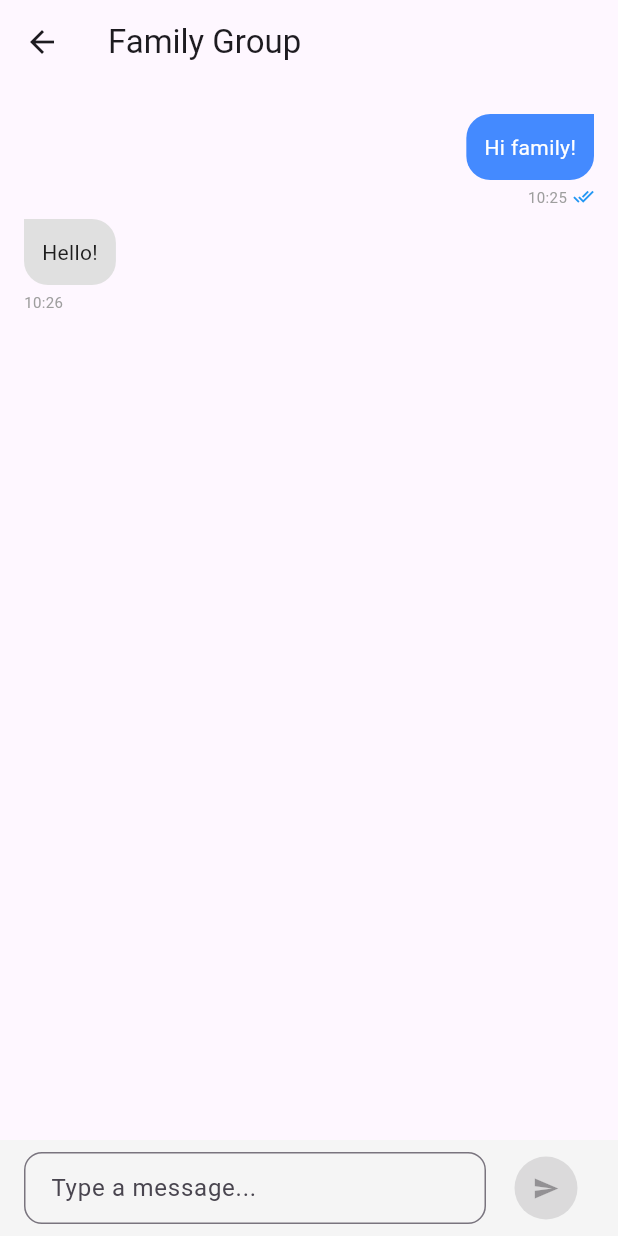
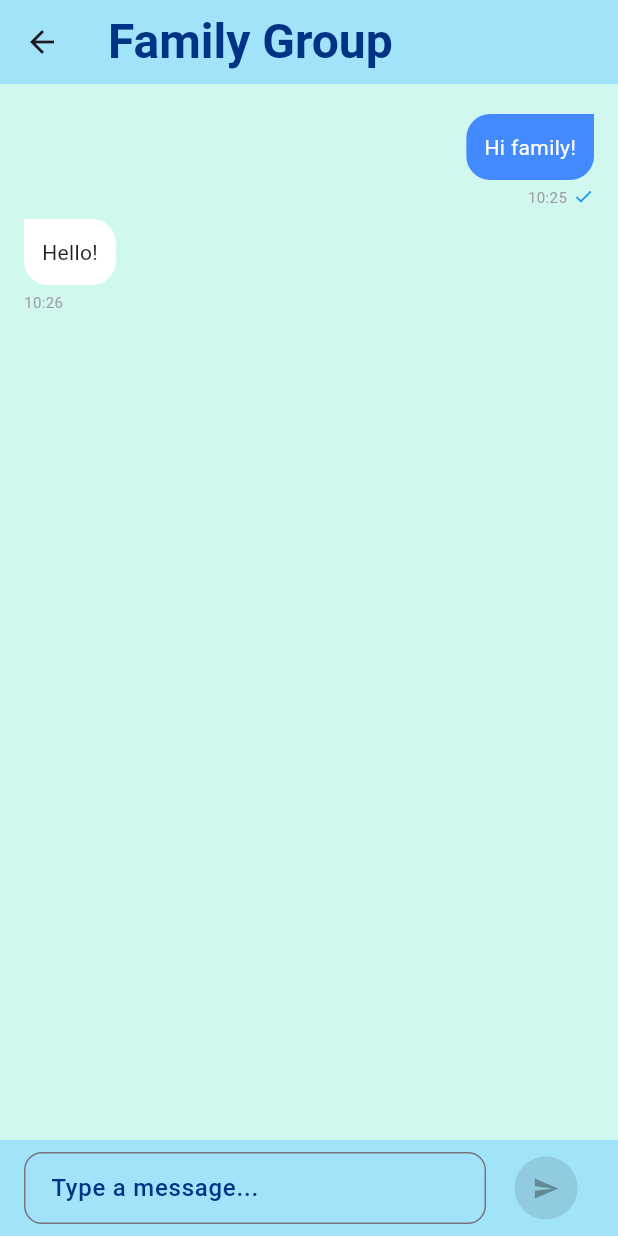
Before and after one commit to BaHaMuT-J/Real-Time-Chat-Flutter-Mobile-Application, a Flutter app: the screen it shows after launch, after a tap on an icon or button, on a phone screen of 412 x 824 dp. Run offline on Flutter 3.47's test engine with Material 3 defaults, Android fonts, the phone set to English and light mode, and no system bars.

Commit message:
Add color in UI

```diff
--- a/chat/lib/chat_page.dart
+++ b/chat/lib/chat_page.dart
@@ -59,7 +59,22 @@ class _ChatPageState extends State<ChatPage> {
   @override
   Widget build(BuildContext context) {
     return Scaffold(
-      appBar: AppBar(title: Text(widget.chatName)),
+      backgroundColor: lightBlueGreenColor,
+      appBar: AppBar(
+        backgroundColor: lightBlueColor,
+        title: Row(
+          children: [
+            Text(
+              widget.chatName,
+              style: const TextStyle(
+                fontSize: 32,
+                fontWeight: FontWeight.w600,
+                color: strongBlueColor,
+              ),
+            ),
+          ],
+        ),
+      ),
       body: Column(
         children: [
           Expanded(
@@ -77,7 +92,7 @@ class _ChatPageState extends State<ChatPage> {
             child: Container(
               padding:
               const EdgeInsets.symmetric(horizontal: 16, vertical: 8),
-              color: Colors.grey[100],
+              color: lightBlueColor,
               child: Row(
                 children: [
                   Expanded(
@@ -86,6 +101,10 @@ class _ChatPageState extends State<ChatPage> {
                       textCapitalization: TextCapitalization.sentences,
                       decoration: InputDecoration(
                         hintText: "Type a message...",
+                        hintStyle: TextStyle(
+                          color: strongBlueColor,
+                          fontWeight: FontWeight.w500,
+                        ),
                         border: OutlineInputBorder(
                           borderRadius: BorderRadius.circular(12),
                         ),
@@ -132,7 +151,7 @@ class ChatBubble extends StatelessWidget {
   Widget build(BuildContext context) {
     final align =
     message.isMe ? CrossAxisAlignment.end : CrossAxisAlignment.start;
-    final color = message.isMe ? Colors.blueAccent : Colors.grey[300];
+    final color = message.isMe ? Colors.blueAccent : Colors.white;
     final textColor = message.isMe ? Colors.white : Colors.black87;
     final radius = message.isMe
         ? const BorderRadius.only(
@@ -177,7 +196,7 @@ class ChatBubble extends StatelessWidget {
               if (message.isMe) ...[
                 const SizedBox(width: 4),
                 Icon(
-                  message.isRead ? Icons.done_all : Icons.check,
+                  message.isRead ? Icons.check : null,
                   size: 14,
                   color: message.isRead ? Colors.blue : Colors.grey,
                 ),
--- a/chat/lib/constant.dart
+++ b/chat/lib/constant.dart
@@ -1,3 +1,10 @@
+import 'package:flutter/material.dart';
+
+const strongBlueColor = Color(0xFF003285);
+const weakBlueColor = Color(0xFF578FCA);
+const lightBlueColor = Color(0xFFA1E3F9);
+const lightBlueGreenColor = Color(0xFFD1F8EF);
+
 class Chat {
   final String name;
   final List<Message> messages;
--- a/chat/lib/home_page.dart
+++ b/chat/lib/home_page.dart
@@ -55,18 +55,42 @@ class _HomePageState extends State<HomePage> {
   @override
   Widget build(BuildContext context) {
     return Scaffold(
+      backgroundColor: lightBlueGreenColor,
       appBar: AppBar(
-        title: const Text("Chats"),
+        backgroundColor: lightBlueColor,
+        title: Row(
+          children: [
+            const Icon(Icons.chat),
+            const SizedBox(width: 12),
+            const Text(
+              "Item Tracker",
+              style: TextStyle(
+                fontSize: 32,
+                fontWeight: FontWeight.w600,
+                color: strongBlueColor,
+              ),
+            ),
+          ],
+        ),
       ),
       body: ListView.separated(
         itemCount: chats.length,
-        separatorBuilder: (_, __) => const Divider(height: 1),
+        separatorBuilder: (_, __) => const Divider(
+          thickness: 2,
+          color: strongBlueColor,
+        ),
         itemBuilder: (context, index) {
           final chat = chats[index];
           final lastMsg = chat.messages.isNotEmpty ? chat.messages.last : null;
           return ListTile(
             leading: CircleAvatar(child: Text(chat.name[0])),
-            title: Text(chat.name),
+            title: Text(
+              chat.name,
+              style: TextStyle(
+                fontSize: 24,
+                fontWeight: FontWeight.w400,
+              ),
+            ),
             subtitle: Text(
               lastMsg?.text ?? "",
               maxLines: 1,
```
